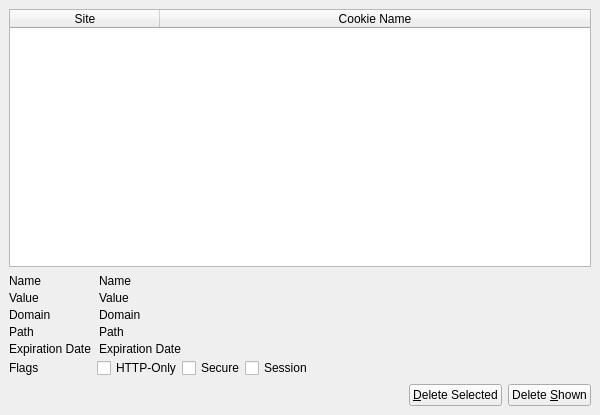
First picture: the form in 2.x/UI/dooble_cookies_window.ui, repository textbrowser/dooble, before the edit.
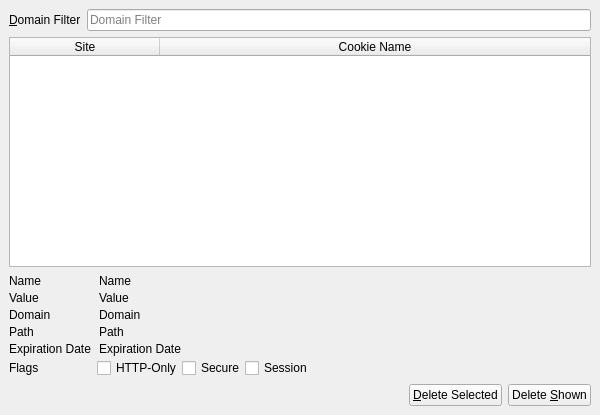
Second picture: the form after the edit. Icons and pictures are not drawn.

```diff
--- a/2.x/UI/dooble_cookies_window.ui
+++ b/2.x/UI/dooble_cookies_window.ui
@@ -19,6 +19,27 @@
   </property>
   <widget class="QWidget" name="centralwidget">
    <layout class="QVBoxLayout" name="verticalLayout">
+    <item>
+     <layout class="QHBoxLayout" name="horizontalLayout_3">
+      <item>
+       <widget class="QLabel" name="label_7">
+        <property name="text">
+         <string>&amp;Domain Filter</string>
+        </property>
+        <property name="buddy">
+         <cstring>domain_filter</cstring>
+        </property>
+       </widget>
+      </item>
+      <item>
+       <widget class="QLineEdit" name="domain_filter">
+        <property name="placeholderText">
+         <string>Domain Filter</string>
+        </property>
+       </widget>
+      </item>
+     </layout>
+    </item>
     <item>
      <widget class="QTableWidget" name="table">
       <property name="alternatingRowColors">
```
Left out of the diff: 1 changed line with no effect on the pictures.
